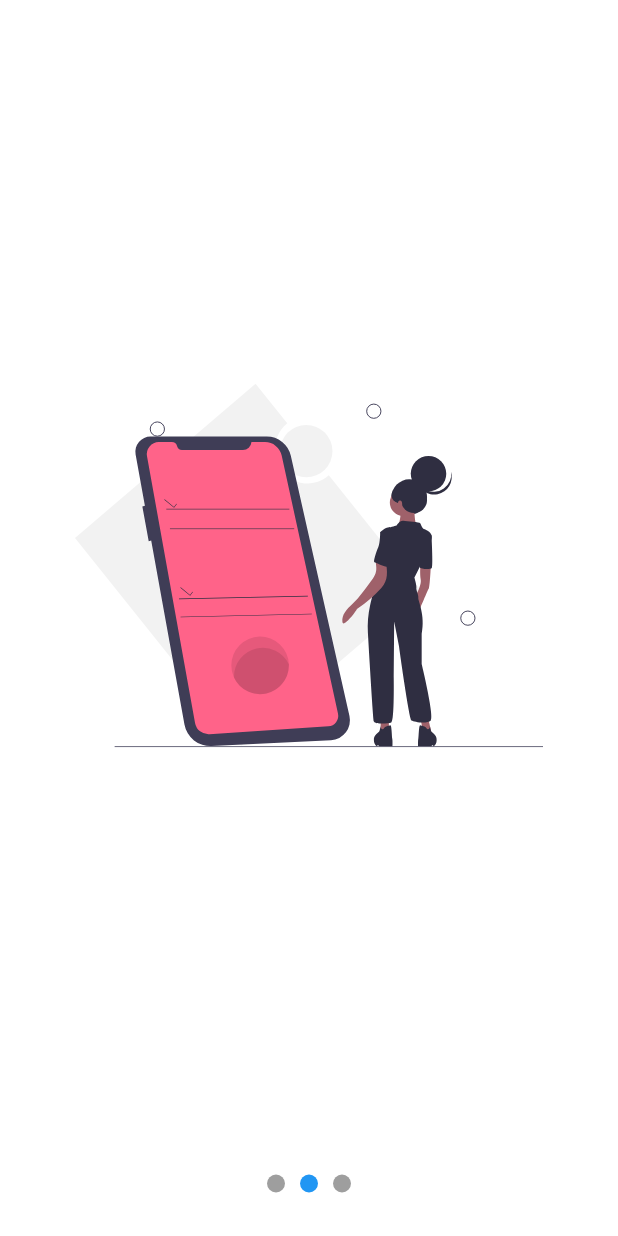
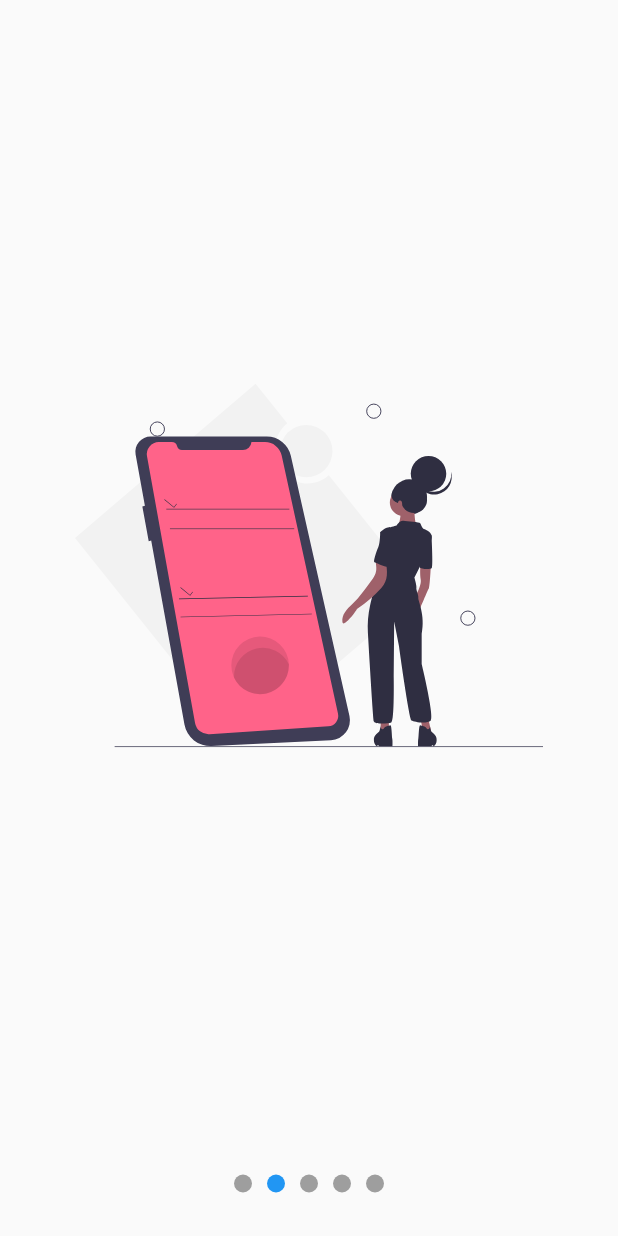
Before and after one commit to bertux77/disenos_cap1, a Flutter app: the screen it shows after launch, swiped to page 2, on a phone screen of 412 x 824 dp. Run offline on Flutter 3.47's test engine with Material 2 defaults, Android fonts, the phone set to English and light mode, and no system bars; our stand-ins replace flutter_svg.

```diff
--- a/lib/src/pages/slideshow_page.dart
+++ b/lib/src/pages/slideshow_page.dart
@@ -1,5 +1,6 @@
 import 'package:cap1/src/widgets/slideshow.dart';
 import 'package:flutter/material.dart';
+import 'package:flutter_svg/flutter_svg.dart';
 import 'package:provider/provider.dart';
 
 import '../models/slider_model.dart';
@@ -9,7 +10,20 @@ class SlideshowPage extends StatelessWidget {
 
   @override
   Widget build(BuildContext context) {
-    return SlideShow();
+    return Scaffold(
+      body: SlideShow(
+        puntosArriba: false,
+        colorPrimario: Colors.orange,
+        colorSecundario: Colors.grey,
+      slides: [
+        SvgPicture.asset('assets/slide-1.svg'),
+        SvgPicture.asset('assets/slide-2.svg'),
+        SvgPicture.asset('assets/slide-3.svg'),
+        SvgPicture.asset('assets/slide-4.svg'),
+        SvgPicture.asset('assets/slide-5.svg'),
+      ],),
+    );
+
 
   }
 }
--- a/lib/src/widgets/slideshow.dart
+++ b/lib/src/widgets/slideshow.dart
@@ -1,25 +1,31 @@
 import 'package:flutter/material.dart';
-import 'package:flutter_svg/svg.dart';
 import 'package:provider/provider.dart';
 
-import '../models/slider_model.dart';
 
 class SlideShow extends StatelessWidget {
+  final List<Widget> slides;
+  final bool puntosArriba;
+  final Color colorPrimario;
+  final Color colorSecundario;
 
+  const SlideShow({Key? key, required this.slides, this.puntosArriba = false, this.colorPrimario = Colors.blue, this.colorSecundario = Colors.grey}) : super(key: key);
 
   @override
   Widget build(BuildContext context) {
     return ChangeNotifierProvider(
-      create: (_) => SliderModel(),
+      create: (_) => _SlideshowModel(),
+      child: SafeArea(
         child: Center(
             child: Column(
               children: [
+                if(puntosArriba)  _Dots(totalSlides: slides.length),
                 Expanded(
-                child: _Slides(),
+                  child: _Slides(slides: slides),
                   ),
-              const _Dots()
+               if(!puntosArriba) _Dots(totalSlides: slides.length)
               ],
             )),
+      ),
 
       );
   }
@@ -28,7 +34,9 @@ class SlideShow extends StatelessWidget {
 
 
 class _Dots extends StatelessWidget {
-  const _Dots({Key? key}) : super(key: key);
+  final int totalSlides;
+
+  const _Dots({Key? key, required this.totalSlides}) : super(key: key);
 
   @override
   Widget build(BuildContext context) {
@@ -38,11 +46,7 @@ class _Dots extends StatelessWidget {
       //color: Colors.red,
       child: Row(
         mainAxisAlignment: MainAxisAlignment.center,
-        children: [
-          _Dot(index: 0),
-          _Dot(index: 1),
-          _Dot(index: 2),
-        ],
+        children: List.generate(totalSlides, (index) => _Dot(index:index,)),
       ),
     );
   }
@@ -51,20 +55,22 @@ class _Dots extends StatelessWidget {
 class _Dot extends StatelessWidget {
 
   final int index;
+
   const _Dot({
     Key? key, required this.index,
+
   }) : super(key: key);
 
   @override
   Widget build(BuildContext context) {
-    final pageViewIndex = Provider.of<SliderModel>(context).currentPage;
+    final slideshowModel = Provider.of<_SlideshowModel>(context);
     return AnimatedContainer(
       duration: const Duration(milliseconds: 400),
       margin: const EdgeInsets.symmetric(horizontal: 5),
       width: 12,
       height: 12,
       decoration: BoxDecoration(
-        color: (pageViewIndex >= index - 0.5 && pageViewIndex < index + 0.5) ? Colors.blue : Colors.grey,
+        color: (slideshowModel.currentPage >= index - 0.5 && slideshowModel.currentPage < index + 0.5) ? slideshowModel.colorPrimario : slideshowModel.colorSecundario,
         shape: BoxShape.circle
       ),
     );
@@ -73,7 +79,9 @@ class _Dot extends StatelessWidget {
 
 class _Slides extends StatefulWidget {
 
+  final List<Widget> slides;
 
+  const _Slides({Key? key, required this.slides}) : super(key: key);
   @override
   State<_Slides> createState() => _SlidesState();
 }
@@ -85,10 +93,7 @@ class _SlidesState extends State<_Slides> {
   @override
   void initState() {
     pageViewController.addListener(() {
-      //print('Pagina actual: ${pageViewController.page}');
-
-      //Actualizar el provider Slidermodel
-      Provider.of<SliderModel>(context, listen: false).currentPage = pageViewController.page! ;
+      Provider.of<_SlideshowModel>(context, listen: false).currentPage = pageViewController.page! ;
     });
     super.initState();
   }
@@ -103,21 +108,16 @@ class _SlidesState extends State<_Slides> {
     return Container(
       child: PageView(
         controller: pageViewController,
-        children: [
-          _Slide(svg:'assets/slide-1.svg'),
-          _Slide(svg:'assets/slide-2.svg'),
-          _Slide(svg:'assets/slide-3.svg'),
-
-        ],
+        children: widget.slides.map( (slide) => _Slide(slide: slide,) ).toList(),
       ),
     );
   }
 }
 
 class _Slide extends StatelessWidget {
-  final String svg;
+  final Widget slide;
 
-  const _Slide({required this.svg}) ;
+  const _Slide({required this.slide}) ;
 
   @override
   Widget build(BuildContext context) {
@@ -125,7 +125,32 @@ class _Slide extends StatelessWidget {
       width: double.infinity,
       height: double.infinity,
       padding: const EdgeInsets.all(50),
-      child: SvgPicture.asset(svg),
+      child: slide,
     );
   }
 }
+
+class _SlideshowModel with ChangeNotifier{
+  double _currentPage = 0;
+  Color _colorPrimario = Colors.blue;
+  Color _colorSecundario = Colors.grey;
+
+  double get currentPage => _currentPage;
+
+  set currentPage(double pagina) {
+    _currentPage = pagina;
+    notifyListeners();
+  }
+
+  Color get colorPrimario => _colorPrimario;
+  set colorPrimario(Color color) {
+    _colorPrimario = color;
+    notifyListeners();
+  }
+
+  Color get colorSecundario => _colorSecundario;
+  set colorSecundario(Color color) {
+    _colorSecundario = color;
+    notifyListeners();
+  }
+}
```
Lines whose indentation alone changed are shown as unchanged.
